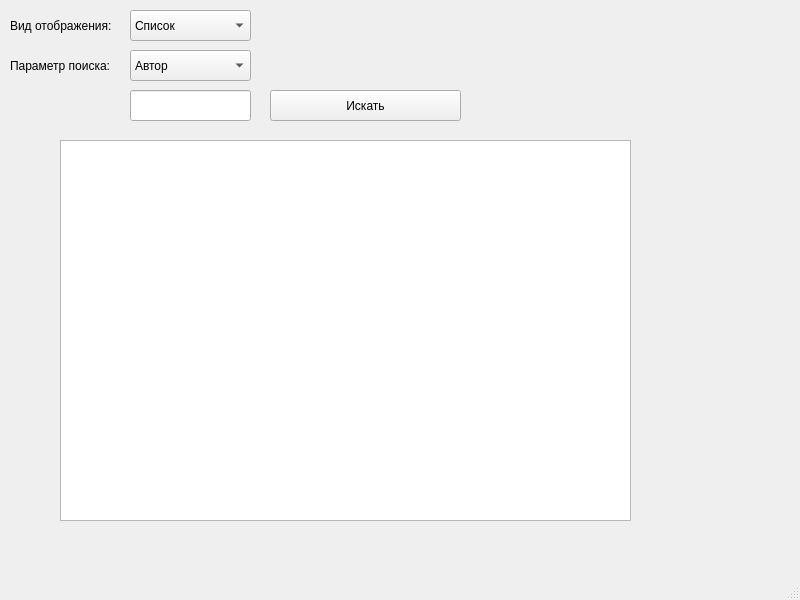
The window that ui/MainWindow.ui (buj17/LibraryTask) describes before a commit, drawn with Qt 5.
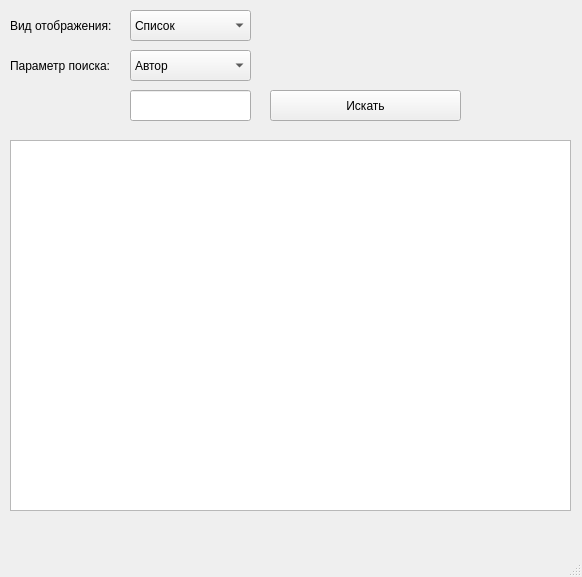
The same window after the commit.

What changed in the file:
```diff
--- a/ui/MainWindow.ui
+++ b/ui/MainWindow.ui
@@ -6,8 +6,8 @@
    <rect>
     <x>0</x>
     <y>0</y>
-    <width>800</width>
-    <height>600</height>
+    <width>582</width>
+    <height>577</height>
    </rect>
   </property>
   <property name="windowTitle">
@@ -106,10 +106,10 @@
    <widget class="QStackedWidget" name="stacked_widget">
     <property name="geometry">
      <rect>
-      <x>60</x>
-      <y>140</y>
-      <width>601</width>
-      <height>381</height>
+      <x>0</x>
+      <y>130</y>
+      <width>581</width>
+      <height>391</height>
      </rect>
     </property>
     <property name="currentIndex">
@@ -119,10 +119,10 @@
      <widget class="QListWidget" name="book_info_list">
       <property name="geometry">
        <rect>
-        <x>0</x>
-        <y>0</y>
-        <width>571</width>
-        <height>381</height>
+        <x>10</x>
+        <y>10</y>
+        <width>561</width>
+        <height>371</height>
        </rect>
       </property>
      </widget>
```
Left out of the diff: 2 changed lines with no effect on the pictures.
